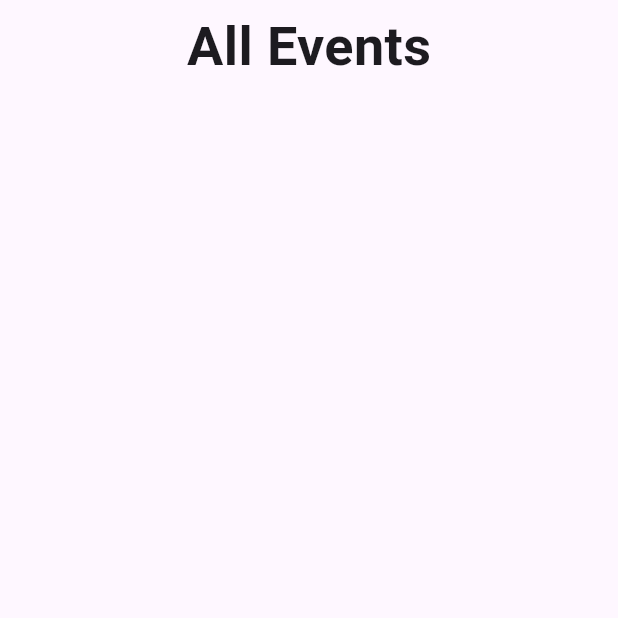
After one commit to frasey/a_safe_place, a Flutter app: the AllEvents screen opened directly, on a phone screen of 412 x 824 dp, the top half of it. The commit adds this screen. Run offline on Flutter 3.47's test engine with Material 3 defaults, Android fonts, the phone set to English and light mode, and no system bars; our stand-ins replace file_picker, flutter_colorpicker, flutter_dotenv, open_file, page_transition.

Commit message:
all events page base

```diff
--- /dev/null
+++ b/lib/Events/AllEvents.dart
@@ -0,0 +1,36 @@
+import 'package:flutter/material.dart';
+
+class AllEvents extends StatelessWidget {
+  const AllEvents({super.key});
+
+  @override
+  Widget build(BuildContext context) {
+    return const Scaffold(
+      body: Center(
+        child: Padding(
+          padding: EdgeInsets.all(5.0),
+          child: SafeArea(
+            child: Column(
+              children: [
+
+                Text('All Events',
+                style: TextStyle(
+                  fontSize: 36,
+                  fontWeight: FontWeight.bold,
+                ),
+                ),
+
+                //TODO search and filter functionality here
+
+                //TODO render list of all upcoming events here (or next 25 without filtering)
+
+              ],
+            ),
+          ),
+
+        ),
+      ),
+
+    );
+  }
+}
--- a/lib/Homepage/HomePage.dart
+++ b/lib/Homepage/HomePage.dart
@@ -3,7 +3,7 @@ import 'package:page_transition/page_transition.dart';
 import 'MenuTile.dart';
 import '../Events/Event.dart';
 import 'package:a_safe_place/Profile.dart';
-import 'package:a_safe_place/Tags/tag_dialog.dart';
+import 'package:a_safe_place/Events/AllEvents.dart';
 
 class HomePage extends StatelessWidget {
   const HomePage({super.key});
@@ -59,7 +59,7 @@ class HomePage extends StatelessWidget {
               MenuTile(title: 'Profile', linkedPage: Profile() ),
               MenuTile(title: 'Your tags', linkedPage: HomePage() ),
               MenuTile(title: 'Your docs/images', linkedPage: HomePage() ),
-              MenuTile(title: 'All events', linkedPage: HomePage() ),
+              MenuTile(title: 'All events', linkedPage: AllEvents() ),
               MenuTile(title: 'Create new event', linkedPage: Event() ),
               MenuTile(title: 'Log out', linkedPage: Profile() )
             ],
@@ -99,7 +99,7 @@ class HomePage extends StatelessWidget {
                 childCurrent: this,
                 duration: const Duration(milliseconds: 800),
                 reverseDuration: const Duration(milliseconds: 800),
-                child: const HomePage(),
+                child: const AllEvents(),
               )),
             ),
             // NOTES
```
